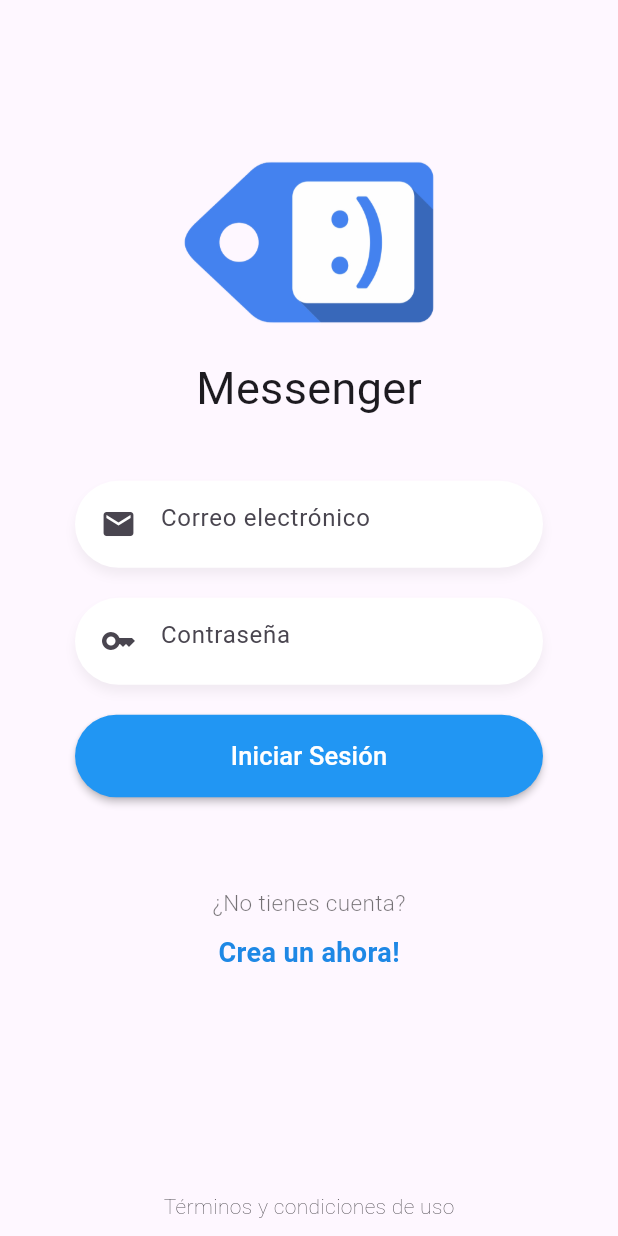
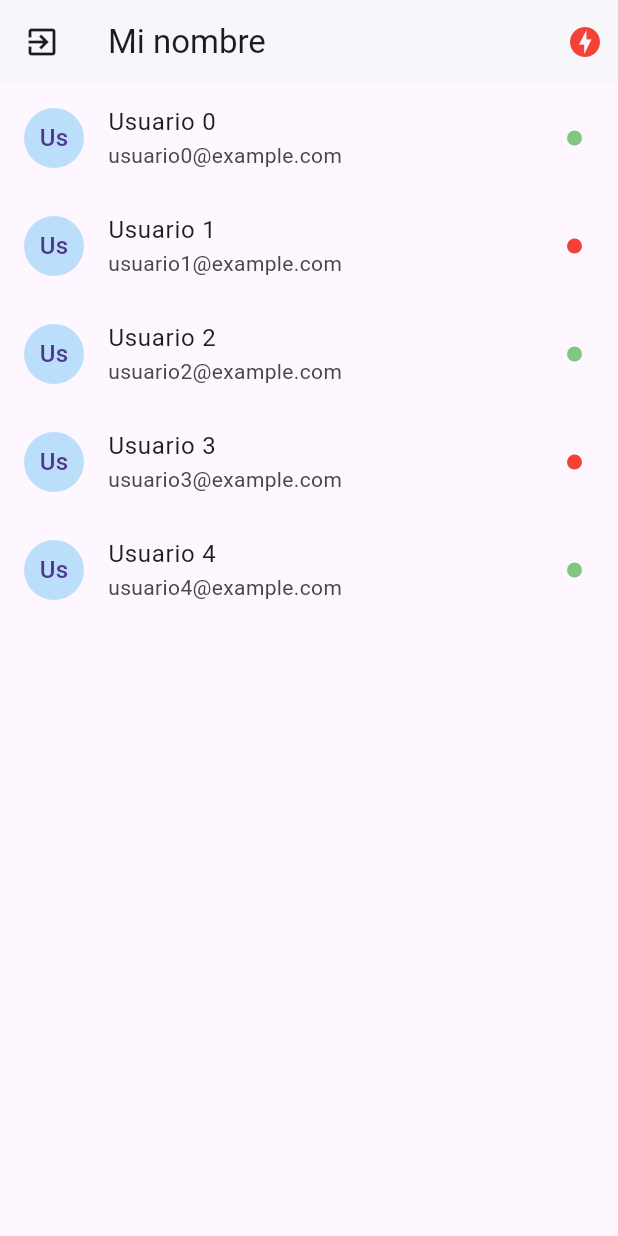
Before and after one commit to UTOQINGAPP/flutter-chat-app, a Flutter app: the screen it shows after launch, on a phone screen of 412 x 824 dp. Run offline on Flutter 3.47's test engine with Material 3 defaults, Android fonts, the phone set to English and light mode, and no system bars; our stand-ins replace flutter_hooks, formz, go_router, hooks_riverpod, riverpod_annotation; generated files the repository leaves out were written again.

Commit message:
Home layout=>Users and Chat

```diff
--- a/lib/ui/layouts/authentication/components/container/elevated_button_component_authentication.dart
+++ b/lib/ui/layouts/authentication/components/container/elevated_button_component_authentication.dart
@@ -11,11 +11,11 @@ class ElevatedButtonComponentAuthentication extends StatelessWidget {
     return ElevatedButton(
       onPressed: onPressed,
       style: ButtonStyle(
-        elevation: WidgetStatePropertyAll<double>(2),
+        elevation: const WidgetStatePropertyAll<double>(2),
         backgroundColor: onPressed != null
-            ? WidgetStatePropertyAll<Color>(Colors.blue)
-            : WidgetStatePropertyAll<Color>(Colors.grey),
-        shape: WidgetStatePropertyAll<OutlinedBorder>(StadiumBorder()),
+            ? const WidgetStatePropertyAll<Color>(Colors.blue)
+            : const WidgetStatePropertyAll<Color>(Colors.grey),
+        shape: const WidgetStatePropertyAll<OutlinedBorder>(StadiumBorder()),
       ),
       child: SizedBox(
           width: double.infinity,
--- a/lib/ui/layouts/authentication/views/login/logic/form/form_logic_login.dart
+++ b/lib/ui/layouts/authentication/views/login/logic/form/form_logic_login.dart
@@ -70,7 +70,6 @@ class FormLogicLogin extends _$FormLogicLogin {
     if (kDebugMode) {
       print(state);
     }
-    //TODO: provider de login
 
     return (true, 'ok');
   }
--- a/lib/ui/layouts/authentication/views/register/logic/form/form_logic_register.dart
+++ b/lib/ui/layouts/authentication/views/register/logic/form/form_logic_register.dart
@@ -102,7 +102,7 @@ class FormLogicRegister extends _$FormLogicRegister {
     if (!state.isValid) {
       return (false, 'Formulario no válido');
     }
-    print(state);
+
     return (true, 'ok');
   }
 
--- a/lib/ui/layouts/home/home_layout.dart
+++ b/lib/ui/layouts/home/home_layout.dart
@@ -0,0 +1,38 @@
+import 'package:flutter/material.dart';
+import 'package:go_router/go_router.dart';
+export 'views/views_home.dart';
+export 'pages/pages_home.dart';
+
+class HomeLayout extends StatelessWidget {
+  final StatefulNavigationShell navigationShell;
+  const HomeLayout({super.key, required this.navigationShell});
+
+  @override
+  Widget build(BuildContext context) {
+    return Scaffold(
+      appBar: AppBar(
+        title: const Text('Mi nombre'),
+        elevation: 1,
+        backgroundColor: Colors.white,
+        leading: IconButton(
+          onPressed: () {},
+          icon: const Icon(Icons.exit_to_app),
+        ),
+        actions: [
+          Container(
+            margin: const EdgeInsets.only(right: 10),
+            /* child: Icon(
+              Icons.check_circle,
+              color: Colors.blue[400],
+            ), */
+            child: const Icon(
+              Icons.offline_bolt,
+              color: Colors.red,
+            ),
+          ),
+        ],
+      ),
+      body: navigationShell,
+    );
+  }
+}
--- /dev/null
+++ b/lib/ui/layouts/home/pages/chat/components/components_chat.dart
@@ -0,0 +1 @@
+export 'container/message_component_chat.dart';
--- /dev/null
+++ b/lib/ui/layouts/home/pages/chat/models/container/message_model_chat.dart
@@ -0,0 +1,6 @@
+class MessageModelChat {
+  final String value;
+  final String uid;
+
+  MessageModelChat({required this.value, required this.uid});
+}
--- /dev/null
+++ b/lib/ui/layouts/home/pages/chat/models/models_chat.dart
@@ -0,0 +1 @@
+export 'container/message_model_chat.dart';
--- /dev/null
+++ b/lib/ui/layouts/home/pages/pages_home.dart
@@ -0,0 +1 @@
+export 'chat/chat_page_home.dart';
--- /dev/null
+++ b/lib/ui/layouts/home/views/users/components/components_users.dart
@@ -0,0 +1 @@
+export 'container/user_component_users.dart';
--- /dev/null
+++ b/lib/ui/layouts/home/views/users/components/container/user_component_users.dart
@@ -0,0 +1,27 @@
+import 'package:chat/ui/shared/shared_ui.dart';
+import 'package:flutter/material.dart';
+
+class UserComponentUsers extends StatelessWidget {
+  final UserModelShared user;
+  const UserComponentUsers({super.key, required this.user});
+
+  @override
+  Widget build(BuildContext context) {
+    return ListTile(
+      leading: CircleAvatar(
+        backgroundColor: Colors.blue[100],
+        child: Text(user.name.substring(0, 2)),
+      ),
+      title: Text(user.name),
+      subtitle: Text(user.email),
+      trailing: Container(
+        width: 10,
+        height: 10,
+        decoration: BoxDecoration(
+          color: user.online ? Colors.green[300] : Colors.red,
+          borderRadius: BorderRadius.circular(60),
+        ),
+      ),
+    );
+  }
+}
--- /dev/null
+++ b/lib/ui/layouts/home/views/users/users_view_home.dart
@@ -0,0 +1,56 @@
+import 'package:chat/ui/layouts/home/views/users/components/components_users.dart';
+import 'package:chat/ui/shared/shared_ui.dart';
+import 'package:flutter/material.dart';
+
+class UsersViewHome extends StatefulWidget {
+  static String link = '/home/users';
+  const UsersViewHome({super.key});
+
+  @override
+  State<UsersViewHome> createState() => _UsersViewHomeState();
+}
+
+class _UsersViewHomeState extends State<UsersViewHome> {
+  List<UserModelShared> usuarios = List.generate(5, (index) {
+    return UserModelShared(
+      online: index % 2 == 0,
+      email: 'usuario$index@example.com',
+      name: 'Usuario $index',
+      uid: 'UID$index',
+    );
+  });
+  Future<void> _refresh() async {
+    await Future.delayed(const Duration(seconds: 2));
+    setState(() {
+      usuarios += List.generate(5, (index) {
+        return UserModelShared(
+          online: index % 2 == 0,
+          email: 'usuario${usuarios.length + index}@example.com',
+          name: 'Usuario ${usuarios.length + index}',
+          uid: 'UID${usuarios.length + index}',
+        );
+      });
+    });
+  }
+
+  @override
+  Widget build(BuildContext context) {
+    return RefreshIndicator(
+      onRefresh: _refresh,
+      child: CustomScrollView(
+        slivers: [
+          SliverList(
+            delegate: SliverChildBuilderDelegate(
+              (context, index) {
+                return UserComponentUsers(
+                  user: usuarios[index],
+                );
+              },
+              childCount: usuarios.length,
+            ),
+          ),
+        ],
+      ),
+    );
+  }
+}
--- /dev/null
+++ b/lib/ui/layouts/home/views/views_home.dart
@@ -0,0 +1 @@
+export 'users/users_view_home.dart';
--- a/lib/ui/layouts/layouts_ui.dart
+++ b/lib/ui/layouts/layouts_ui.dart
@@ -1 +1,2 @@
 export 'authentication/authentication_layout.dart';
+export 'home/home_layout.dart';
--- /dev/null
+++ b/lib/ui/shared/models/container/user_model_shared.dart
@@ -0,0 +1,26 @@
+class UserModelShared {
+  final bool online;
+  final String email;
+  final String name;
+  final String uid;
+
+  UserModelShared({
+    required this.online,
+    required this.email,
+    required this.name,
+    required this.uid,
+  });
+
+  UserModelShared copyWith({
+    bool? online,
+    String? email,
+    String? name,
+  }) {
+    return UserModelShared(
+      online: online ?? this.online,
+      email: email ?? this.email,
+      name: name ?? this.name,
+      uid: uid,
+    );
+  }
+}
--- /dev/null
+++ b/lib/ui/shared/models/models_shared.dart
@@ -0,0 +1 @@
+export 'container/user_model_shared.dart';
--- a/lib/ui/shared/shared_ui.dart
+++ b/lib/ui/shared/shared_ui.dart
@@ -1,2 +1,3 @@
 export 'components/components_shared.dart';
 export 'pages/pages_shared.dart';
+export 'models/models_shared.dart';
```
Also changed, not shown: lib/configs/routes/routes_config.dart (+21 -2 lines), lib/ui/layouts/home/pages/chat/chat_page_home.dart (added, +186 -0 lines), lib/ui/layouts/home/pages/chat/components/container/message_component_chat.dart (added, +63 -0 lines), pubspec.yaml (+1 -10 lines), pubspec.lock.
